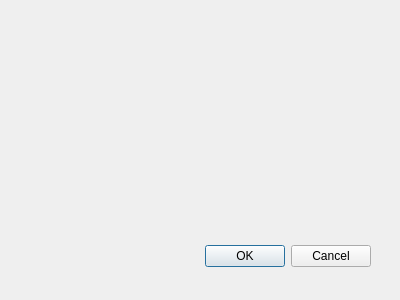
The window that source/removejobdialog.ui (ajvaladez05/teamVATPAT) describes before a commit, drawn with Qt 5.
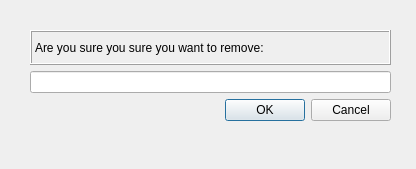
The same window after the commit.

The edit to the form file:
```diff
--- a/source/removejobdialog.ui
+++ b/source/removejobdialog.ui
@@ -8,28 +8,63 @@
    <rect>
     <x>0</x>
     <y>0</y>
-    <width>400</width>
-    <height>300</height>
+    <width>416</width>
+    <height>169</height>
    </rect>
   </property>
+  <property name="sizePolicy">
+   <sizepolicy hsizetype="Fixed" vsizetype="Fixed">
+    <horstretch>0</horstretch>
+    <verstretch>0</verstretch>
+   </sizepolicy>
+  </property>
   <property name="windowTitle">
    <string>Dialog</string>
   </property>
-  <widget class="QDialogButtonBox" name="buttonBox">
+  <property name="modal">
+   <bool>true</bool>
+  </property>
+  <widget class="QWidget" name="layoutWidget">
    <property name="geometry">
     <rect>
      <x>30</x>
-     <y>240</y>
-     <width>341</width>
-     <height>32</height>
+     <y>30</y>
+     <width>361</width>
+     <height>91</height>
     </rect>
    </property>
-   <property name="orientation">
-    <enum>Qt::Horizontal</enum>
-   </property>
-   <property name="standardButtons">
-    <set>QDialogButtonBox::Cancel|QDialogButtonBox::Ok</set>
-   </property>
+   <layout class="QGridLayout" name="gridLayout">
+    <item row="1" column="0">
+     <widget class="QLineEdit" name="jobToRemoveLine">
+      <property name="readOnly">
+       <bool>true</bool>
+      </property>
+     </widget>
+    </item>
+    <item row="2" column="0">
+     <widget class="QDialogButtonBox" name="OKbutton">
+      <property name="orientation">
+       <enum>Qt::Horizontal</enum>
+      </property>
+      <property name="standardButtons">
+       <set>QDialogButtonBox::Cancel|QDialogButtonBox::Ok</set>
+      </property>
+     </widget>
+    </item>
+    <item row="0" column="0">
+     <widget class="QLabel" name="areYouSureLabel">
+      <property name="frameShape">
+       <enum>QFrame::Box</enum>
+      </property>
+      <property name="frameShadow">
+       <enum>QFrame::Raised</enum>
+      </property>
+      <property name="text">
+       <string>Are you sure you sure you want to remove:</string>
+      </property>
+     </widget>
+    </item>
+   </layout>
   </widget>
  </widget>
  <pixmapfunction/>
```
Left out of the diff: 11 changed lines with no effect on the pictures.
